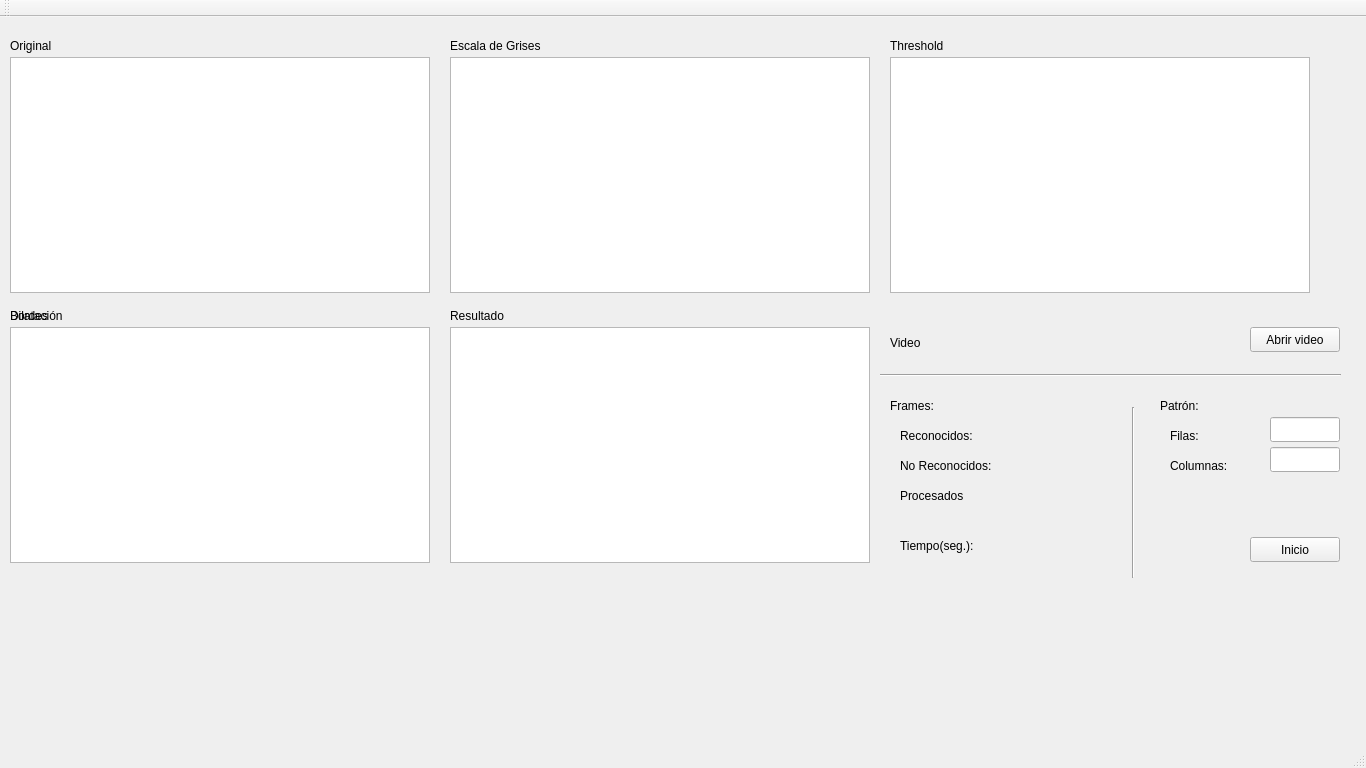
Before: the Qt Designer form CalibracionQt/mainwindow.ui in joshjo/computer-vision, drawn with Qt 5.
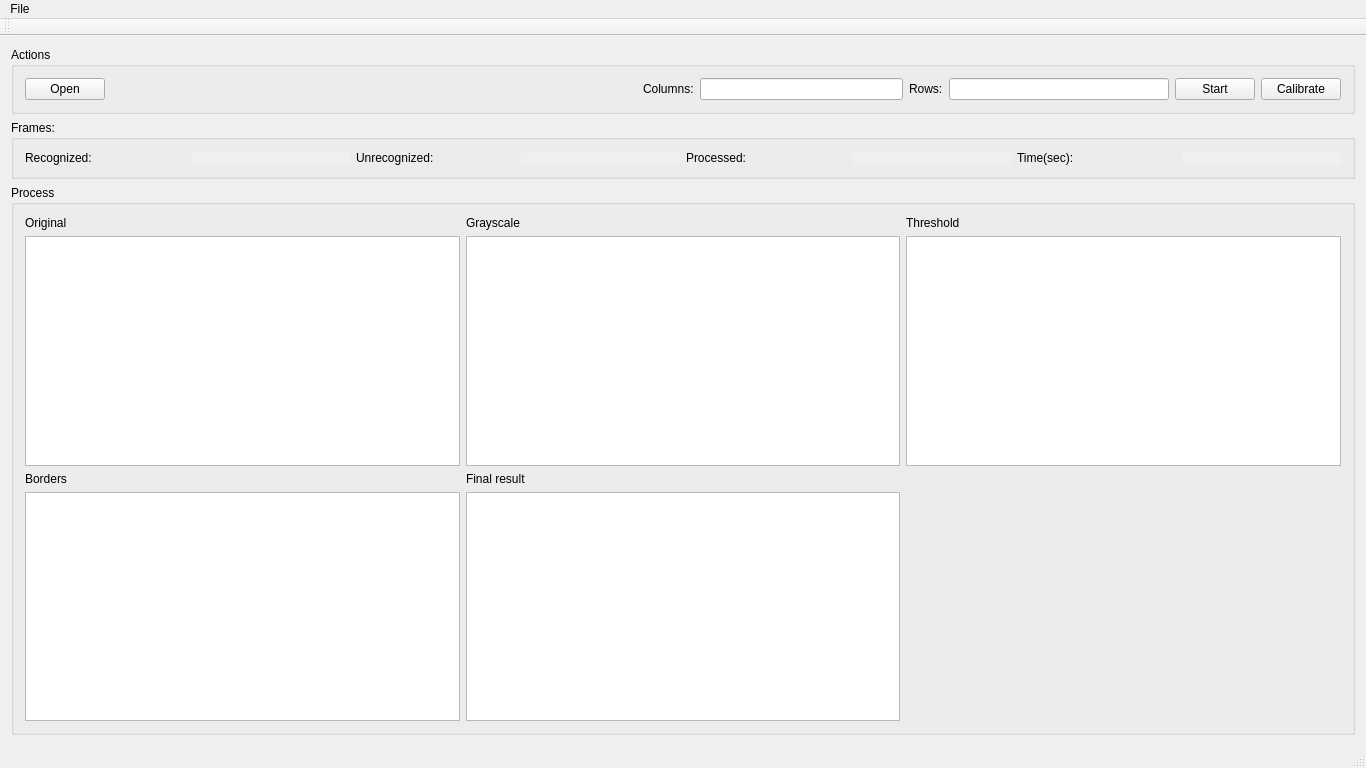
After: the same form once the commit is applied.

What changed in the file:
```diff
--- a/CalibracionQt/mainwindow.ui
+++ b/CalibracionQt/mainwindow.ui
@@ -14,397 +14,290 @@
    <string>MainWindow</string>
   </property>
   <widget class="QWidget" name="centralWidget">
-   <widget class="QGraphicsView" name="gvOriginal">
-    <property name="geometry">
-     <rect>
-      <x>10</x>
-      <y>40</y>
-      <width>420</width>
-      <height>236</height>
-     </rect>
-    </property>
-   </widget>
-   <widget class="QGraphicsView" name="gvGrayScale">
-    <property name="geometry">
-     <rect>
-      <x>450</x>
-      <y>40</y>
-      <width>420</width>
-      <height>236</height>
-     </rect>
-    </property>
-   </widget>
-   <widget class="QGraphicsView" name="gvUmbral">
-    <property name="geometry">
-     <rect>
-      <x>890</x>
-      <y>40</y>
-      <width>420</width>
-      <height>236</height>
-     </rect>
-    </property>
-   </widget>
-   <widget class="QGraphicsView" name="gvDilate">
-    <property name="geometry">
-     <rect>
-      <x>10</x>
-      <y>310</y>
-      <width>420</width>
-      <height>236</height>
-     </rect>
-    </property>
-   </widget>
-   <widget class="QGraphicsView" name="gvEdge">
-    <property name="geometry">
-     <rect>
-      <x>10</x>
-      <y>310</y>
-      <width>420</width>
-      <height>236</height>
-     </rect>
-    </property>
-   </widget>
-   <widget class="QLabel" name="label">
-    <property name="geometry">
-     <rect>
-      <x>10</x>
-      <y>20</y>
-      <width>67</width>
-      <height>17</height>
-     </rect>
-    </property>
-    <property name="text">
-     <string>Original</string>
-    </property>
-   </widget>
-   <widget class="QLabel" name="label_2">
-    <property name="geometry">
-     <rect>
-      <x>450</x>
-      <y>20</y>
-      <width>111</width>
-      <height>17</height>
-     </rect>
-    </property>
-    <property name="text">
-     <string>Escala de Grises</string>
-    </property>
-   </widget>
-   <widget class="QLabel" name="label_3">
-    <property name="geometry">
-     <rect>
-      <x>890</x>
-      <y>20</y>
-      <width>67</width>
-      <height>17</height>
-     </rect>
-    </property>
-    <property name="text">
-     <string>Threshold</string>
-    </property>
-   </widget>
-   <widget class="QLabel" name="label_4">
-    <property name="geometry">
-     <rect>
-      <x>10</x>
-      <y>290</y>
-      <width>67</width>
-      <height>17</height>
-     </rect>
-    </property>
-    <property name="text">
-     <string>Dilatación</string>
-    </property>
-   </widget>
-   <widget class="QLabel" name="label_5">
-    <property name="geometry">
-     <rect>
-      <x>10</x>
-      <y>290</y>
-      <width>67</width>
-      <height>17</height>
-     </rect>
-    </property>
-    <property name="text">
-     <string>Bordes</string>
-    </property>
-   </widget>
-   <widget class="QPushButton" name="pushButton">
-    <property name="geometry">
-     <rect>
-      <x>1250</x>
-      <y>520</y>
-      <width>90</width>
-      <height>25</height>
-     </rect>
-    </property>
-    <property name="text">
-     <string>Inicio</string>
-    </property>
-   </widget>
-   <widget class="QLabel" name="label_6">
-    <property name="geometry">
-     <rect>
-      <x>450</x>
-      <y>290</y>
-      <width>67</width>
-      <height>17</height>
-     </rect>
-    </property>
-    <property name="text">
-     <string>Resultado</string>
-    </property>
-   </widget>
-   <widget class="QGraphicsView" name="gvResultado">
-    <property name="geometry">
-     <rect>
-      <x>450</x>
-      <y>310</y>
-      <width>420</width>
-      <height>236</height>
-     </rect>
-    </property>
-   </widget>
-   <widget class="QLabel" name="label_7">
-    <property name="geometry">
-     <rect>
-      <x>900</x>
-      <y>520</y>
-      <width>91</width>
-      <height>17</height>
-     </rect>
-    </property>
-    <property name="text">
-     <string>Tiempo(seg.):</string>
-    </property>
-   </widget>
-   <widget class="QLabel" name="lblTime">
-    <property name="geometry">
-     <rect>
-      <x>1000</x>
-      <y>520</y>
-      <width>101</width>
-      <height>17</height>
-     </rect>
-    </property>
-    <property name="autoFillBackground">
-     <bool>true</bool>
-    </property>
-    <property name="text">
-     <string/>
-    </property>
-   </widget>
-   <widget class="QLabel" name="label_8">
-    <property name="geometry">
-     <rect>
-      <x>890</x>
-      <y>380</y>
-      <width>91</width>
-      <height>17</height>
-     </rect>
-    </property>
-    <property name="text">
-     <string>Frames:</string>
-    </property>
-   </widget>
-   <widget class="QLabel" name="lblNumTotal">
-    <property name="geometry">
-     <rect>
-      <x>1020</x>
-      <y>470</y>
-      <width>101</width>
-      <height>17</height>
-     </rect>
-    </property>
-    <property name="autoFillBackground">
-     <bool>true</bool>
-    </property>
-    <property name="text">
-     <string/>
-    </property>
-   </widget>
-   <widget class="QLabel" name="label_9">
-    <property name="geometry">
-     <rect>
-      <x>900</x>
-      <y>410</y>
-      <width>111</width>
-      <height>17</height>
-     </rect>
-    </property>
-    <property name="text">
-     <string>Reconocidos:</string>
-    </property>
-   </widget>
-   <widget class="QLabel" name="label_10">
-    <property name="geometry">
-     <rect>
-      <x>900</x>
-      <y>440</y>
-      <width>121</width>
-      <height>17</height>
-     </rect>
-    </property>
-    <property name="text">
-     <string>No Reconocidos:</string>
-    </property>
-   </widget>
-   <widget class="QLabel" name="label_11">
-    <property name="geometry">
-     <rect>
-      <x>900</x>
-      <y>470</y>
-      <width>111</width>
-      <height>17</height>
-     </rect>
-    </property>
-    <property name="text">
-     <string>Procesados</string>
-    </property>
-   </widget>
-   <widget class="QLabel" name="lblNoREconocidos">
-    <property name="geometry">
-     <rect>
-      <x>1020</x>
-      <y>440</y>
-      <width>101</width>
-      <height>17</height>
-     </rect>
-    </property>
-    <property name="autoFillBackground">
-     <bool>true</bool>
-    </property>
-    <property name="text">
-     <string/>
-    </property>
-   </widget>
-   <widget class="QLabel" name="lblReconodicos">
-    <property name="geometry">
-     <rect>
-      <x>1020</x>
-      <y>410</y>
-      <width>101</width>
-      <height>17</height>
-     </rect>
-    </property>
-    <property name="autoFillBackground">
-     <bool>true</bool>
-    </property>
-    <property name="text">
-     <string/>
-    </property>
-   </widget>
-   <widget class="QPushButton" name="btnAbrir">
-    <property name="geometry">
-     <rect>
-      <x>1250</x>
-      <y>310</y>
-      <width>90</width>
-      <height>25</height>
-     </rect>
-    </property>
-    <property name="text">
-     <string>Abrir video</string>
-    </property>
-   </widget>
-   <widget class="QLabel" name="lblVideo">
-    <property name="geometry">
-     <rect>
-      <x>890</x>
-      <y>310</y>
-      <width>331</width>
-      <height>31</height>
-     </rect>
-    </property>
-    <property name="text">
-     <string>Video</string>
-    </property>
-   </widget>
-   <widget class="QLabel" name="label_12">
-    <property name="geometry">
-     <rect>
-      <x>1160</x>
-      <y>380</y>
-      <width>91</width>
-      <height>17</height>
-     </rect>
-    </property>
-    <property name="text">
-     <string>Patrón:</string>
-    </property>
-   </widget>
-   <widget class="Line" name="line">
-    <property name="geometry">
-     <rect>
-      <x>1123</x>
-      <y>390</y>
-      <width>20</width>
-      <height>171</height>
-     </rect>
-    </property>
-    <property name="orientation">
-     <enum>Qt::Vertical</enum>
-    </property>
-   </widget>
-   <widget class="QLabel" name="label_13">
-    <property name="geometry">
-     <rect>
-      <x>1170</x>
-      <y>410</y>
-      <width>41</width>
-      <height>17</height>
-     </rect>
-    </property>
-    <property name="text">
-     <string>Filas:</string>
-    </property>
-   </widget>
-   <widget class="QLabel" name="label_14">
-    <property name="geometry">
-     <rect>
-      <x>1170</x>
-      <y>440</y>
-      <width>81</width>
-      <height>17</height>
-     </rect>
-    </property>
-    <property name="text">
-     <string>Columnas:</string>
-    </property>
-   </widget>
-   <widget class="QLineEdit" name="txtFilas">
-    <property name="geometry">
-     <rect>
-      <x>1270</x>
-      <y>400</y>
-      <width>70</width>
-      <height>25</height>
-     </rect>
-    </property>
-   </widget>
-   <widget class="QLineEdit" name="txtColumnas">
-    <property name="geometry">
-     <rect>
-      <x>1270</x>
-      <y>430</y>
-      <width>70</width>
-      <height>25</height>
-     </rect>
-    </property>
-   </widget>
-   <widget class="Line" name="line_2">
-    <property name="geometry">
-     <rect>
-      <x>880</x>
-      <y>350</y>
-      <width>461</width>
-      <height>16</height>
-     </rect>
-    </property>
-    <property name="orientation">
-     <enum>Qt::Horizontal</enum>
-    </property>
-   </widget>
+   <layout class="QVBoxLayout" name="verticalLayout_9">
+    <item>
+     <widget class="QGroupBox" name="groupBox_2">
+      <property name="title">
+       <string>Actions</string>
+      </property>
+      <layout class="QHBoxLayout" name="horizontalLayout_11">
+       <item>
+        <layout class="QHBoxLayout" name="horizontalLayout_16">
+         <item>
+          <layout class="QHBoxLayout" name="horizontalLayout_15">
+           <item>
+            <widget class="QPushButton" name="openVideoBtn">
+             <property name="text">
+              <string>Open</string>
+             </property>
+            </widget>
+           </item>
+           <item>
+            <widget class="QLabel" name="lblVideo">
+             <property name="text">
+              <string/>
+             </property>
+            </widget>
+           </item>
+           <item>
+            <spacer name="horizontalSpacer">
+             <property name="orientation">
+              <enum>Qt::Horizontal</enum>
+             </property>
+             <property name="sizeHint" stdset="0">
+              <size>
+               <width>40</width>
+               <height>20</height>
+              </size>
+             </property>
+            </spacer>
+           </item>
+          </layout>
+         </item>
+         <item>
+          <layout class="QHBoxLayout" name="horizontalLayout_14">
+           <item>
+            <layout class="QHBoxLayout" name="horizontalLayout_8">
+             <item>
+              <layout class="QFormLayout" name="formLayout">
+               <item row="0" column="0">
+                <widget class="QLabel" name="label_14">
+                 <property name="text">
+                  <string>Columns:</string>
+                 </property>
+                </widget>
+               </item>
+               <item row="0" column="1">
+                <widget class="QLineEdit" name="txtColumnas"/>
+               </item>
+              </layout>
+             </item>
+             <item>
+              <layout class="QFormLayout" name="formLayout_2">
+               <item row="0" column="0">
+                <widget class="QLabel" name="label_13">
+                 <property name="text">
+                  <string>Rows:</string>
+                 </property>
+                </widget>
+               </item>
+               <item row="0" column="1">
+                <widget class="QLineEdit" name="txtFilas"/>
+               </item>
+              </layout>
+             </item>
+             <item>
+              <layout class="QHBoxLayout" name="horizontalLayout_12">
+               <item>
+                <widget class="QPushButton" name="pushButton">
+                 <property name="text">
+                  <string>Start</string>
+                 </property>
+                </widget>
+               </item>
+              </layout>
+             </item>
+            </layout>
+           </item>
+          </layout>
+         </item>
+         <item>
+          <layout class="QHBoxLayout" name="horizontalLayout_17">
+           <item>
+            <widget class="QPushButton" name="calibrateBtn">
+             <property name="text">
+              <string>Calibrate</string>
+             </property>
+            </widget>
+           </item>
+          </layout>
+         </item>
+        </layout>
+       </item>
+      </layout>
+     </widget>
+    </item>
+    <item>
+     <widget class="QGroupBox" name="groupBox">
+      <property name="title">
+       <string>Frames:</string>
+      </property>
+      <layout class="QHBoxLayout" name="horizontalLayout_7">
+       <item>
+        <layout class="QHBoxLayout" name="horizontalLayout">
+         <item>
+          <layout class="QHBoxLayout" name="horizontalLayout_6">
+           <item>
+            <widget class="QLabel" name="label_9">
+             <property name="text">
+              <string>Recognized:</string>
+             </property>
+            </widget>
+           </item>
+           <item>
+            <widget class="QLabel" name="lblReconodicos">
+             <property name="autoFillBackground">
+              <bool>true</bool>
+             </property>
+             <property name="text">
+              <string/>
+             </property>
+            </widget>
+           </item>
+          </layout>
+         </item>
+         <item>
+          <layout class="QHBoxLayout" name="horizontalLayout_3">
+           <item>
+            <widget class="QLabel" name="label_10">
+             <property name="text">
+              <string>Unrecognized:</string>
+             </property>
+            </widget>
+           </item>
+           <item>
+            <widget class="QLabel" name="lblNoREconocidos">
+             <property name="autoFillBackground">
+              <bool>true</bool>
+             </property>
+             <property name="text">
+              <string/>
+             </property>
+            </widget>
+           </item>
+          </layout>
+         </item>
+         <item>
+          <layout class="QHBoxLayout" name="horizontalLayout_4">
+           <item>
+            <widget class="QLabel" name="label_11">
+             <property name="text">
+              <string>Processed:</string>
+             </property>
+            </widget>
+           </item>
+           <item>
+            <widget class="QLabel" name="lblNumTotal">
+             <property name="autoFillBackground">
+              <bool>true</bool>
+             </property>
+             <property name="text">
+              <string/>
+             </property>
+            </widget>
+           </item>
+          </layout>
+         </item>
+         <item>
+          <layout class="QHBoxLayout" name="horizontalLayout_5">
+           <item>
+            <widget class="QLabel" name="label_7">
+             <property name="text">
+              <string>Time(sec):</string>
+             </property>
+            </widget>
+           </item>
+           <item>
+            <widget class="QLabel" name="lblTime">
+             <property name="autoFillBackground">
+              <bool>true</bool>
+             </property>
+             <property name="text">
+              <string/>
+             </property>
+            </widget>
+           </item>
+          </layout>
+         </item>
+        </layout>
+       </item>
+      </layout>
+     </widget>
+    </item>
+    <item>
+     <widget class="QGroupBox" name="groupBox_3">
+      <property name="title">
+       <string>Process</string>
+      </property>
+      <layout class="QHBoxLayout" name="horizontalLayout_13">
+       <item>
+        <layout class="QGridLayout" name="gridLayout_2">
+         <item row="0" column="0">
+          <layout class="QVBoxLayout" name="verticalLayout_4">
+           <item>
+            <widget class="QLabel" name="label">
+             <property name="text">
+              <string>Original</string>
+             </property>
+            </widget>
+           </item>
+           <item>
+            <widget class="QGraphicsView" name="gvOriginal"/>
+           </item>
+          </layout>
+         </item>
+         <item row="0" column="2">
+          <layout class="QVBoxLayout" name="verticalLayout_6">
+           <item>
+            <widget class="QLabel" name="label_3">
+             <property name="text">
+              <string>Threshold</string>
+             </property>
+            </widget>
+           </item>
+           <item>
+            <widget class="QGraphicsView" name="gvUmbral"/>
+           </item>
+          </layout>
+         </item>
+         <item row="0" column="1">
+          <layout class="QVBoxLayout" name="verticalLayout_5">
+           <item>
+            <widget class="QLabel" name="label_2">
+             <property name="text">
+              <string>Grayscale</string>
+             </property>
+            </widget>
+           </item>
+           <item>
+            <widget class="QGraphicsView" name="gvGrayScale"/>
+           </item>
+          </layout>
+         </item>
+         <item row="1" column="0">
+          <layout class="QVBoxLayout" name="verticalLayout_7">
+           <item>
+            <widget class="QLabel" name="label_4">
+             <property name="text">
+              <string>Borders</string>
+             </property>
+            </widget>
+           </item>
+           <item>
+            <widget class="QGraphicsView" name="gvEdge"/>
+           </item>
+          </layout>
+         </item>
+         <item row="1" column="1">
+          <layout class="QVBoxLayout" name="verticalLayout_8">
+           <item>
+            <widget class="QLabel" name="label_6">
+             <property name="text">
+              <string>Final result</string>
+             </property>
+            </widget>
+           </item>
+           <item>
+            <widget class="QGraphicsView" name="gvResultado"/>
+           </item>
+          </layout>
+         </item>
+        </layout>
+       </item>
+      </layout>
+     </widget>
+    </item>
+   </layout>
   </widget>
   <widget class="QMenuBar" name="menuBar">
    <property name="geometry">
@@ -412,9 +305,16 @@
      <x>0</x>
      <y>0</y>
      <width>1366</width>
-     <height>22</height>
+     <height>25</height>
     </rect>
    </property>
+   <widget class="QMenu" name="menuOpen_video">
+    <property name="title">
+     <string>File</string>
+    </property>
+    <addaction name="actionOpen"/>
+   </widget>
+   <addaction name="menuOpen_video"/>
   </widget>
   <widget class="QToolBar" name="mainToolBar">
    <attribute name="toolBarArea">
```
Left out of the diff: 5 changed lines with no effect on the pictures.
